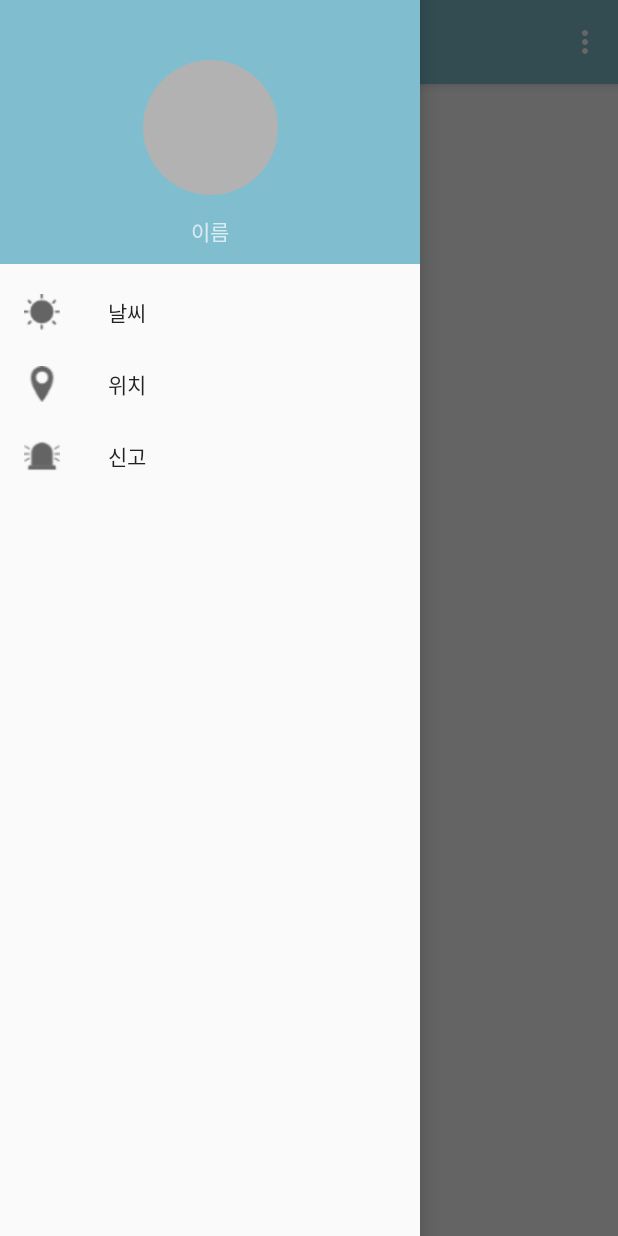
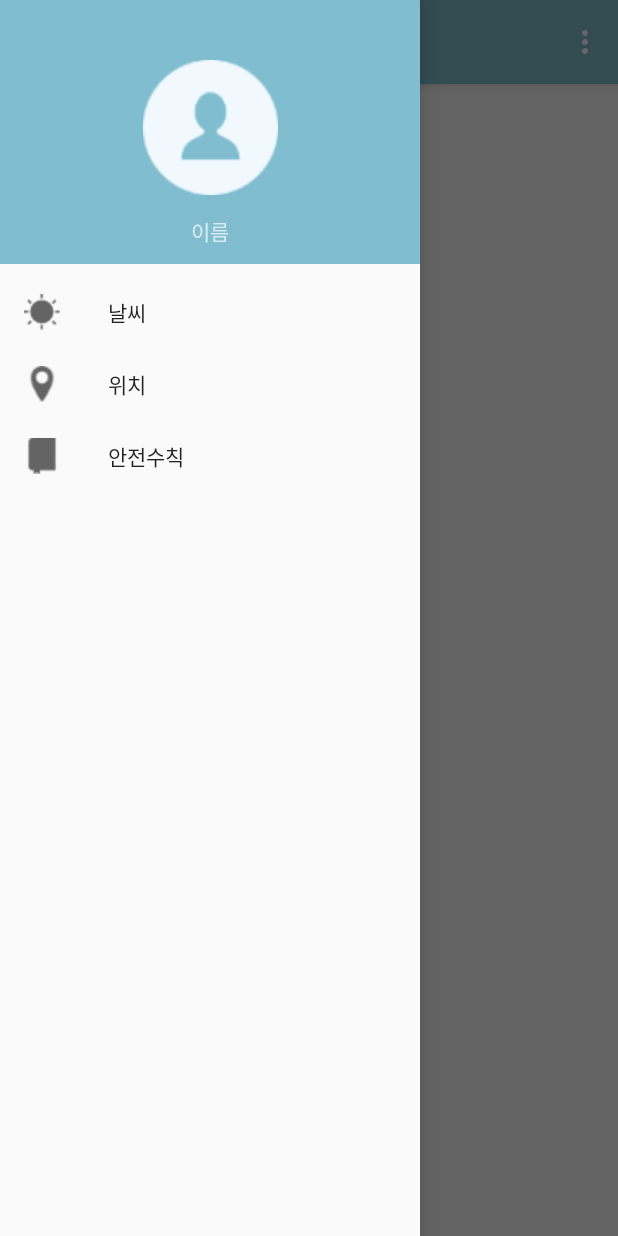
Before and after one commit to juyonglee79/Hackathon, an Android app: the MainActivity screen opened directly, with no data from a screen before it, with the side drawer open, on a phone screen of 412 x 824 dp. Run offline under Robolectric (Android 15) with nearby library versions, the light colour scheme and no system bars.

Commit message:
1.webview 2.profile 웹뷰 추가 및 프로필 이미지 추가 안전수칙으로 변환

```diff
--- a/app/src/main/AndroidManifest.xml
+++ b/app/src/main/AndroidManifest.xml
@@ -35,6 +35,7 @@
             tools:ignore="DuplicateActivity" />
         <activity android:name=".LocationActivity"/>
         <activity android:name=".ContentMainActivity"/>
+        <activity android:name=".ManualActivity"/>
     </application>
 
 </manifest>
--- a/app/src/main/java/com/dsm2018/project/MainActivity.java
+++ b/app/src/main/java/com/dsm2018/project/MainActivity.java
@@ -1,5 +1,6 @@
 package com.dsm2018.project;
 
+import android.app.Activity;
 import android.content.Intent;
 import android.os.Bundle;
 import android.support.design.widget.NavigationView;
@@ -98,8 +99,9 @@ public class MainActivity extends AppCompatActivity
         } else if (id == R.id.nav_location) {
                 Intent intent = new Intent(MainActivity.this, LocationActivity.class);
                 startActivity(intent);
-        } else if (id == R.id.nav_declaration) {
-
+        } else if (id == R.id.nav_manual) {
+            Intent intent = new Intent(MainActivity.this, ManualActivity.class);
+            startActivity(intent);
         }
 
         DrawerLayout drawer = (DrawerLayout) findViewById(R.id.drawer_layout);
--- a/app/src/main/res/drawable/profile.xml
+++ /dev/null
@@ -1,18 +0,0 @@
-<?xml version="1.0" encoding="utf-8"?>
-<layer-list xmlns:android="http://schemas.android.com/apk/res/android">
-    <item>
-        <shape android:shape="rectangle">
-            <corners
-                android:bottomLeftRadius="200dp"
-                android:bottomRightRadius="200dp"
-                android:topLeftRadius="200dp"
-                android:topRightRadius="200dp" />
-            <padding
-                android:bottom="2dp"
-                android:left="2dp"
-                android:right="2dp"
-                android:top="2dp" />
-            <solid android:color="#b2b2b2" />
-        </shape>
-    </item>
-</layer-list>
--- a/app/src/main/res/layout/activity_location.xml
+++ b/app/src/main/res/layout/activity_location.xml
@@ -27,7 +27,7 @@
         android:layout_height="wrap_content"
         android:layout_marginStart="8dp"
         android:layout_marginTop="8dp"
-        android:background="@drawable/ic_weather"
+        android:background="@drawable/ic_back"
         app:layout_constraintStart_toStartOf="parent"
         app:layout_constraintTop_toTopOf="parent" />
 
--- a/app/src/main/res/layout/activity_weather_night.xml
+++ b/app/src/main/res/layout/activity_weather_night.xml
@@ -28,7 +28,7 @@
         android:layout_height="wrap_content"
         android:layout_marginStart="8dp"
         android:layout_marginTop="8dp"
-        android:background="@drawable/ic_weather"
+        android:background="@drawable/ic_back"
         app:layout_constraintStart_toStartOf="parent"
         app:layout_constraintTop_toTopOf="parent" />
 
--- a/app/src/main/res/layout/activity_weather_overnight.xml
+++ b/app/src/main/res/layout/activity_weather_overnight.xml
@@ -29,7 +29,7 @@
         android:layout_height="wrap_content"
         android:layout_marginStart="8dp"
         android:layout_marginTop="8dp"
-        android:background="@drawable/ic_weather"
+        android:background="@drawable/ic_back"
         app:layout_constraintStart_toStartOf="parent"
         app:layout_constraintTop_toTopOf="parent" />
 
--- a/app/src/main/res/menu/activity_main_drawer.xml
+++ b/app/src/main/res/menu/activity_main_drawer.xml
@@ -13,8 +13,8 @@
             android:icon="@drawable/ic_location"
             android:title="위치" />
         <item
-            android:id="@+id/nav_declaration"
-            android:icon="@drawable/ic_declaration"
-            android:title="신고" />
+            android:id="@+id/nav_manual"
+            android:icon="@drawable/ic_manual"
+            android:title="안전수칙" />
     </group>
 </menu>
```
Also changed, not shown: app/src/main/java/com/dsm2018/project/ManualActivity.java (added, +34 -0 lines), app/src/main/res/layout/activity_login.xml (+11 -0 lines), app/src/main/res/layout/activity_manual.xml (added, +49 -0 lines), app/src/main/res/drawable/ic_back.png (added), app/src/main/res/drawable/ic_declaration.png (deleted), app/src/main/res/drawable/ic_manual.png (added), app/src/main/res/drawable/login.png (added), app/src/main/res/drawable/profile.png (added).
